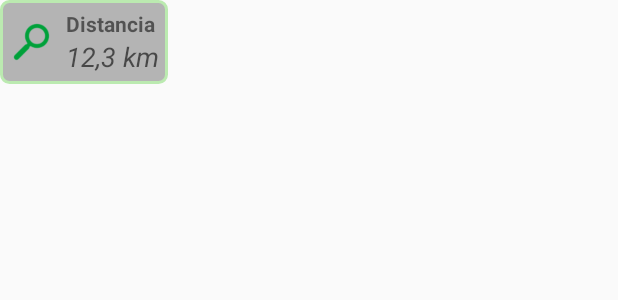
After one commit to javiredracing/RutasdeTenerife, an Android app: the layout field_view.xml on its own in the app's theme, with its tools: preview values and no code run, on a phone screen of 412 x 824 dp. The commit adds this screen. Shown: the top 300 px of the screen. Run offline under Robolectric (Android 15) with nearby library versions, the phone set to English and light mode, and no system bars.

Commit message:
description view edited

```diff
--- a/app/src/main/java/tenerife/rutas/jfernandez/rutasdetenerife/MapsActivity.java
+++ b/app/src/main/java/tenerife/rutas/jfernandez/rutasdetenerife/MapsActivity.java
@@ -417,7 +417,7 @@ public class MapsActivity extends FragmentActivity implements OnMapReadyCallback
                         }
                         lastAzimuth = azimuthFinal;
                         myPos.setRotation(azimuthFinal);
-                        Log.v("Orientation",""+azimuthFinal);
+                        //Log.v("Orientation",""+azimuthFinal);
                     }
                 }
             }
@@ -933,4 +933,5 @@ public class MapsActivity extends FragmentActivity implements OnMapReadyCallback
     public Route getLastRouteShowed(){
         return lastRouteShowed;
     }
+
 }
--- /dev/null
+++ b/app/src/main/res/layout/field_view.xml
@@ -0,0 +1,44 @@
+<?xml version="1.0" encoding="utf-8"?>
+<LinearLayout xmlns:android="http://schemas.android.com/apk/res/android"
+    android:padding="6dp"
+    android:orientation="horizontal"
+    android:layout_width="wrap_content"
+    android:background="@drawable/border"
+    android:layout_height="wrap_content">
+
+    <ImageView
+        android:layout_width="30dp"
+        android:layout_height="30dp"
+        android:id="@+id/view_image"
+        android:layout_alignParentLeft="true"
+        android:src="@drawable/search64"
+        android:layout_gravity="center_vertical"/>
+
+    <RelativeLayout
+        android:layout_width="wrap_content"
+        android:layout_height="wrap_content"
+        android:layout_marginLeft="4dp">
+
+        <TextView
+            android:layout_width="wrap_content"
+            android:layout_height="wrap_content"
+            android:textAppearance="?android:attr/textAppearanceSmall"
+            android:paddingLeft="4sp"
+            android:text="Distancia"
+            android:textStyle="bold"
+            android:id="@+id/view_title"
+            android:singleLine="true"
+            android:layout_alignParentLeft="true"/>
+
+        <TextView
+            android:layout_width="wrap_content"
+            android:layout_height="wrap_content"
+            android:textAppearance="?android:attr/textAppearanceMedium"
+            android:paddingLeft="4sp"
+            android:text="12,3 km"
+            android:textStyle="italic"
+            android:id="@+id/view_value"
+            android:singleLine="true"
+            android:layout_below="@id/view_title"/>
+    </RelativeLayout>
+</LinearLayout>
```
Also changed, not shown: app/src/main/java/tenerife/rutas/jfernandez/rutasdetenerife/FragmentChart.java (+26 -14 lines), app/src/main/java/tenerife/rutas/jfernandez/rutasdetenerife/FragmentDescription.java (+29 -7 lines), app/src/main/res/layout/info_description.xml (+47 -18 lines).
